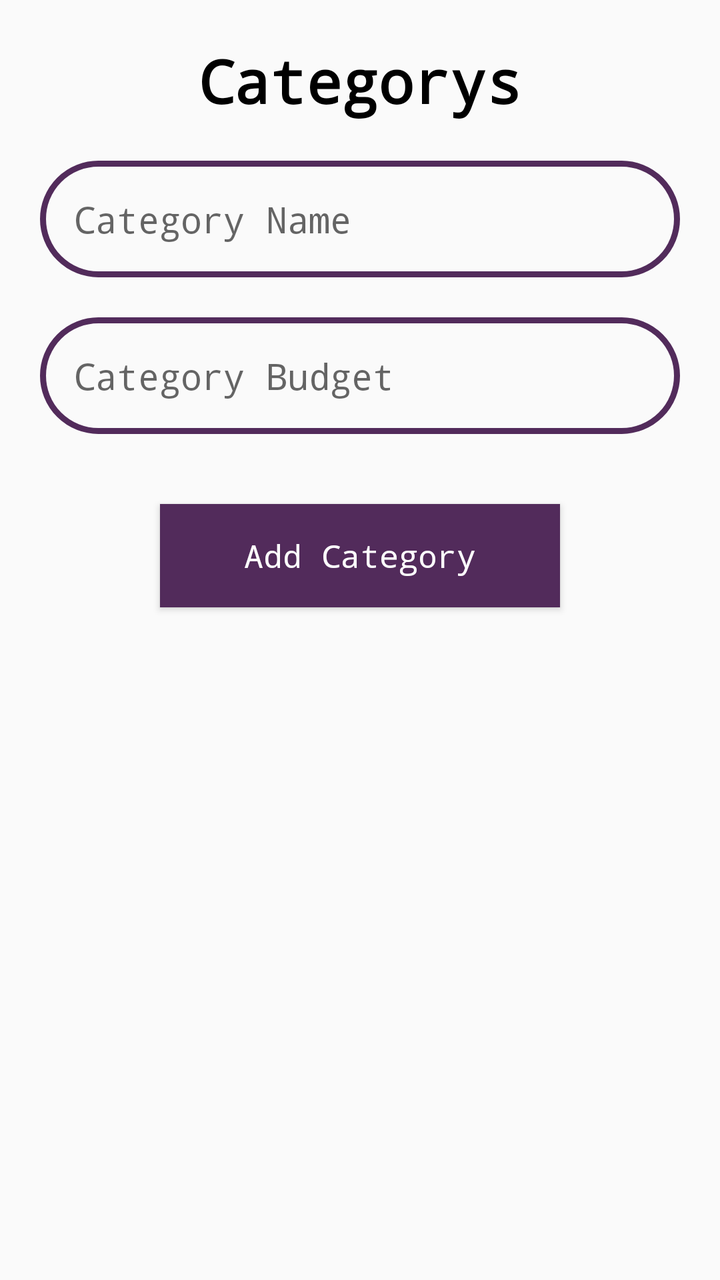
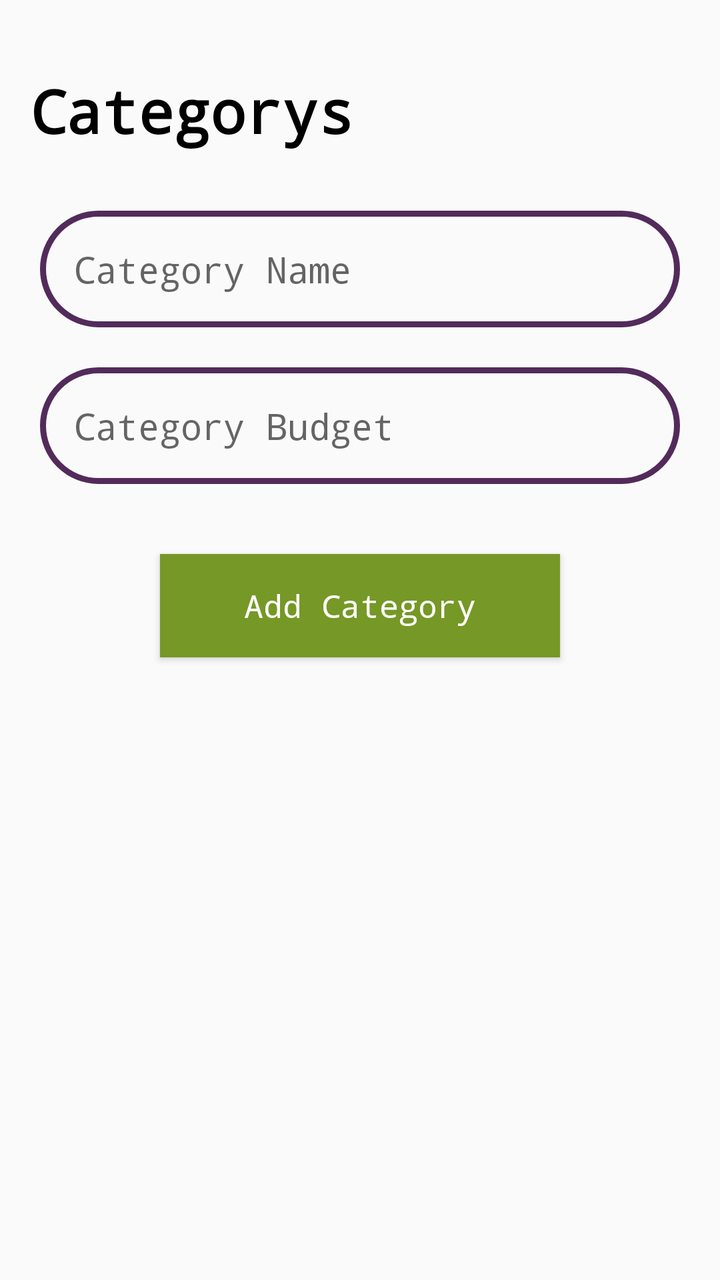

Screens rendered from an Android XML layout before and after an edit, with the pre-edit source and the edit as a unified diff.
<!-- AndroidManifest.xml: application theme Theme.Masrofi -->
<!-- res/layout/activity_main.xml -->
<?xml version="1.0" encoding="utf-8"?>
<LinearLayout xmlns:android="http://schemas.android.com/apk/res/android"
    xmlns:app="http://schemas.android.com/apk/res-auto"
    xmlns:tools="http://schemas.android.com/tools"
    android:id="@+id/main"
    android:layout_width="match_parent"
    android:layout_height="match_parent"
    android:orientation="vertical"

    tools:context=".MainActivity" >

    <TextView
        android:layout_width="wrap_content"
        android:layout_height="wrap_content"
        android:text="Categorys"
        android:textSize="30sp"
        android:textColor="@color/black"
        android:textStyle="bold"
        android:fontFamily="monospace"
        android:layout_gravity="center"
        android:layout_marginTop="20dp"
        />

    <EditText
        android:id="@+id/category_name"
        android:layout_width="match_parent"
        android:padding="17dp"
    android:layout_marginTop="20dp"
        android:layout_marginStart="20dp"
        android:layout_marginEnd="20dp"
        android:fontFamily="monospace"
        android:layout_marginBottom="20dp"
        android:background="@drawable/ed_shape"
        android:hint="Category Name"
        android:layout_height="wrap_content"
        android:ems="10"
        android:inputType="text"
         />

    <EditText
        android:id="@+id/category_budget"
        android:layout_width="match_parent"
        android:layout_height="wrap_content"
        android:ems="10"
        android:background="@drawable/ed_shape"
        android:fontFamily="monospace"
        android:padding="17dp"
        android:layout_marginStart="20dp"
        android:hint="Category Budget"
        android:layout_marginEnd="20dp"
        android:layout_marginBottom="20dp"
        android:inputType="number" />

    <Button
        android:id="@+id/insert_btn"
        android:layout_width="200dp"
        android:layout_gravity="center"
        android:layout_height="wrap_content"
        android:padding="15dp"
        android:background="#522B5B"
        android:textColor="@color/white"
        android:fontFamily="monospace"
        android:textAllCaps="false"
        android:textSize="16sp"
        android:layout_marginTop="15dp"
        android:text="Add Category" />

    <androidx.recyclerview.widget.RecyclerView
        android:id="@+id/recycler"
        android:layout_width="match_parent"
        android:layout_marginTop="7dp"
        android:layout_marginStart="1dp"
        android:layout_marginEnd="1dp"
        android:layout_marginBottom="1dp"
        android:layout_height="match_parent" />


</LinearLayout>
<!-- resources referenced by this layout -->
<resources>
  <color name="black">#FF000000</color>
  <color name="white">#FFFFFFFF</color>
  <!-- drawable ed_shape (drawable) -->
  <?xml version="1.0" encoding="utf-8"?>
  <shape android:shape="rectangle" xmlns:android="http://schemas.android.com/apk/res/android">
          <stroke android:color="#522B5B" android:width="3dp"/>
      <corners android:radius="30dp"/>
  </shape>
  <style name="Theme.Masrofi" parent="Base.Theme.Masrofi" />
  <style name="Base.Theme.Masrofi" parent="Theme.Design.Light.NoActionBar">
          
          
      </style>
</resources>

<!-- the commit's change to res/layout/activity_main.xml (unified diff, before → after) -->
@@ -9,17 +9,40 @@
 
     tools:context=".MainActivity" >
 
-    <TextView
-        android:layout_width="wrap_content"
+    <LinearLayout
+        android:layout_width="match_parent"
         android:layout_height="wrap_content"
-        android:text="Categorys"
-        android:textSize="30sp"
-        android:textColor="@color/black"
-        android:textStyle="bold"
-        android:fontFamily="monospace"
-        android:layout_gravity="center"
-        android:layout_marginTop="20dp"
-        />
+        android:orientation="horizontal"
+        android:layout_marginTop="15dp"
+        android:layout_marginBottom="10dp"
+        >
+        <TextView
+            android:layout_width="wrap_content"
+            android:layout_height="wrap_content"
+            android:text="Categorys"
+            android:textSize="30sp"
+            android:layout_marginStart="15dp"
+            android:textColor="@color/black"
+            android:textStyle="bold"
+            android:fontFamily="monospace"
+            android:layout_marginTop="20dp"
+            />
+        <TextView
+            android:id="@+id/total"
+            android:layout_width="match_parent"
+            android:layout_height="wrap_content"
+
+            android:textSize="18sp"
+            android:gravity="right"
+            android:layout_marginEnd="15dp"
+            android:textColor="#769826"
+            android:textStyle="bold"
+            android:fontFamily="monospace"
+
+            android:layout_marginTop="20dp"
+            />
+
+    </LinearLayout>
 
     <EditText
         android:id="@+id/category_name"
@@ -57,7 +80,7 @@
         android:layout_gravity="center"
         android:layout_height="wrap_content"
         android:padding="15dp"
-        android:background="#522B5B"
+        android:background="#769826"
         android:textColor="@color/white"
         android:fontFamily="monospace"
         android:textAllCaps="false"
@@ -68,7 +91,7 @@
     <androidx.recyclerview.widget.RecyclerView
         android:id="@+id/recycler"
         android:layout_width="match_parent"
-        android:layout_marginTop="7dp"
+        android:layout_marginTop="12dp"
         android:layout_marginStart="1dp"
         android:layout_marginEnd="1dp"
         android:layout_marginBottom="1dp"
